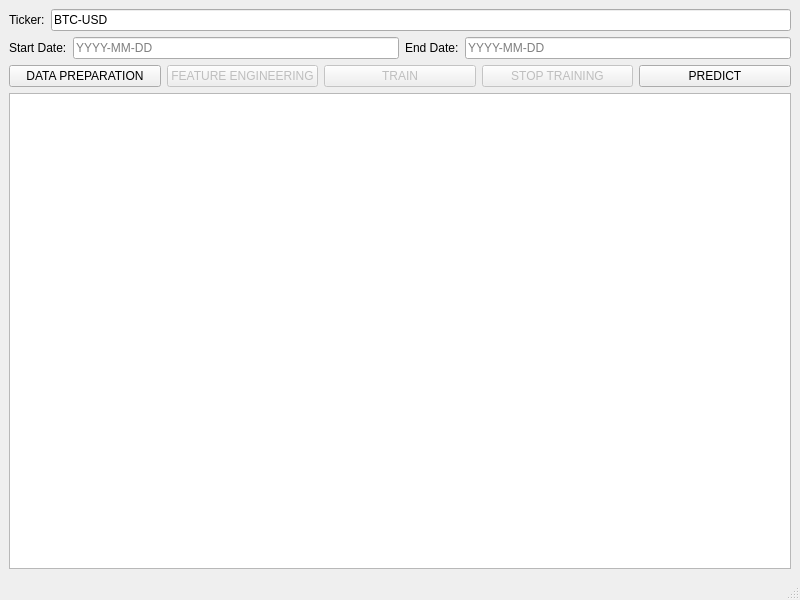
Above: gui/main_window.ui from gianlucamazza/FTSP-keras before the change. Below: the same form after it.
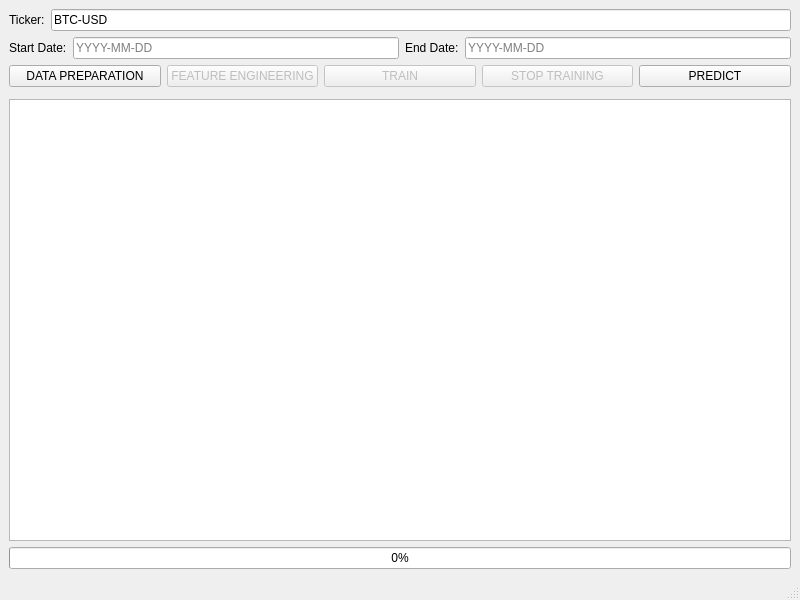
That is the form after the change.

What changed in the file:
```diff
--- a/gui/main_window.ui
+++ b/gui/main_window.ui
@@ -116,6 +116,9 @@
       </item>
      </layout>
     </item>
+    <item>
+     <widget class="QWidget" name="plotWidget" />
+    </item>
     <item>
      <widget class="QTextEdit" name="logOutput">
       <property name="readOnly">
@@ -123,6 +126,16 @@
       </property>
      </widget>
     </item>
+    <item>
+     <widget class="QProgressBar" name="progressBar">
+      <property name="value">
+       <number>0</number>
+      </property>
+      <property name="textVisible">
+       <bool>true</bool>
+      </property>
+     </widget>
+    </item>
    </layout>
   </widget>
   <widget class="QMenuBar" name="menubar">
```
